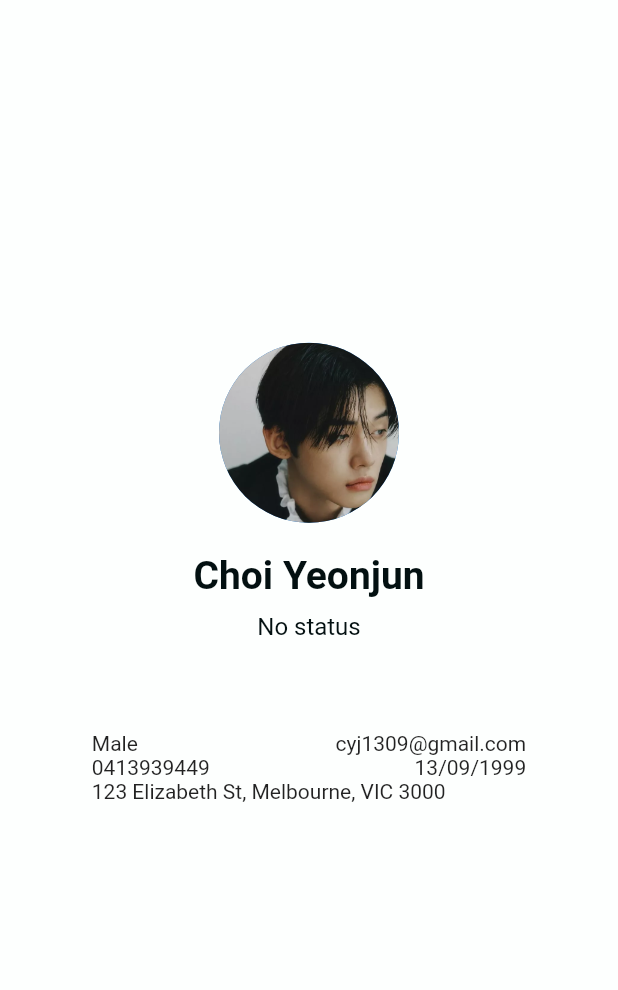
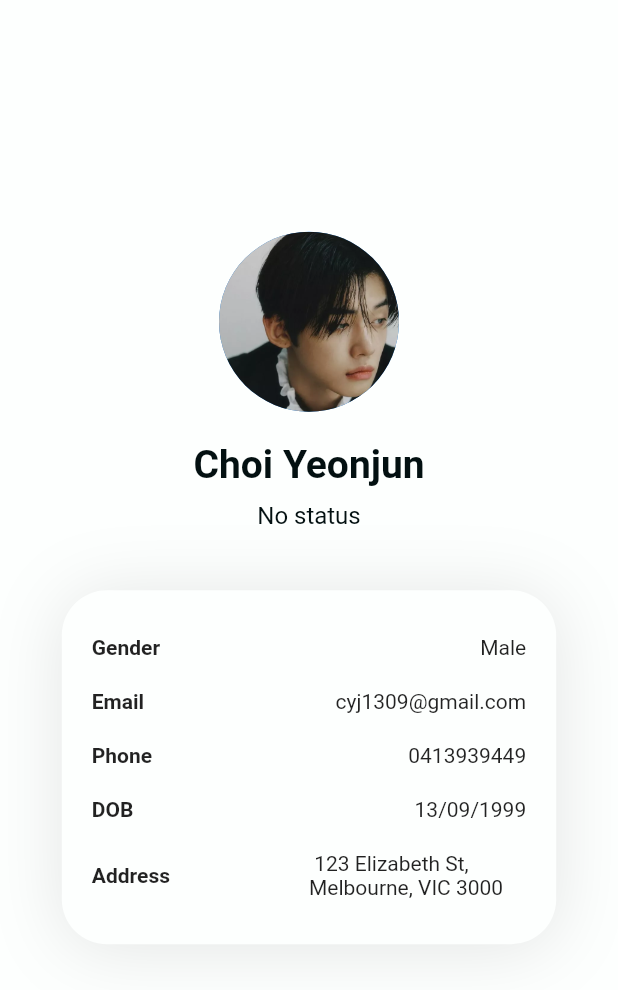
Before and after one commit to ND-Telemedicine-App/ND-Telemedicine-App, a Flutter app: the ProfilePage screen opened directly, on a phone screen of 412 x 824 dp. Shown: the top 990 px of the screen. Run offline on Flutter 3.47's test engine with Material 2 defaults, Android fonts, the phone set to English and light mode, and no system bars.

Commit message:
Create component to store each row of info

```diff
--- a/lib/pages/ProfilePage.dart
+++ b/lib/pages/ProfilePage.dart
@@ -5,6 +5,36 @@ class ProfilePage extends StatefulWidget {
 
   @override
   State<ProfilePage> createState() => _ProfilePageState();
+}
+
+class InfoRow extends StatelessWidget {
+  const InfoRow ({
+    Key? key,
+    required this.infoHeader,
+    required this.infoContent,
+  }) : super(key:key);
+
+  final String infoHeader;
+  final String infoContent;
+
+  @override
+  Widget build(BuildContext context) {
+    return Padding(
+        padding: EdgeInsets.symmetric(vertical: 10),
+        child: Row(
+          mainAxisAlignment: MainAxisAlignment.spaceBetween,
+          children: <Widget> [
+            Flexible(child:
+            Text(infoHeader,
+              style: TextStyle(
+                fontWeight: FontWeight.w600
+              ))
+            ),
+            Flexible(child: Text(infoContent))
+          ],
+        ),
+    );
+  }
 }
 
 class _ProfilePageState extends State<ProfilePage> {
@@ -48,29 +78,22 @@ class _ProfilePageState extends State<ProfilePage> {
                 decoration: BoxDecoration(
                   borderRadius: BorderRadius.circular(30),
                   color: Color(0xffFDFFFE),
+                  boxShadow: [
+                    BoxShadow(
+                      color: Colors.black.withOpacity(0.1),
+                      blurRadius: 40,
+                      offset: Offset(0.5, 3), // changes position of shadow
+                    ),
+                  ],
                 ),
+
                 child: Column(
-                  children: <Widget>[
-                    Row(
-                        mainAxisAlignment: MainAxisAlignment.spaceBetween,
-                        children: const [
-                          Text("Male"),
-                          Text("cyj1309@gmail.com")
-                          ]
-                    ),
-                    Row(
-                        mainAxisAlignment: MainAxisAlignment.spaceBetween,
-                        children: const [
-                          Text("0413939449"),
-                          Text("13/09/1999")
-                        ]
-                    ),
-                    Row(
-                        mainAxisAlignment: MainAxisAlignment.spaceBetween,
-                        children: const [
-                          Text("123 Elizabeth St, Melbourne, VIC 3000")
-                        ]
-                    )
+                  children: const [
+                    InfoRow(infoHeader: "Gender", infoContent: "Male"),
+                    InfoRow(infoHeader: "Email", infoContent: "cyj1309@gmail.com"),
+                    InfoRow(infoHeader: "Phone", infoContent: " 0413939449"),
+                    InfoRow(infoHeader: "DOB", infoContent: "13/09/1999"),
+                    InfoRow(infoHeader: "Address", infoContent: " 123 Elizabeth St, Melbourne, VIC 3000")
                   ]
               )
               )
```
